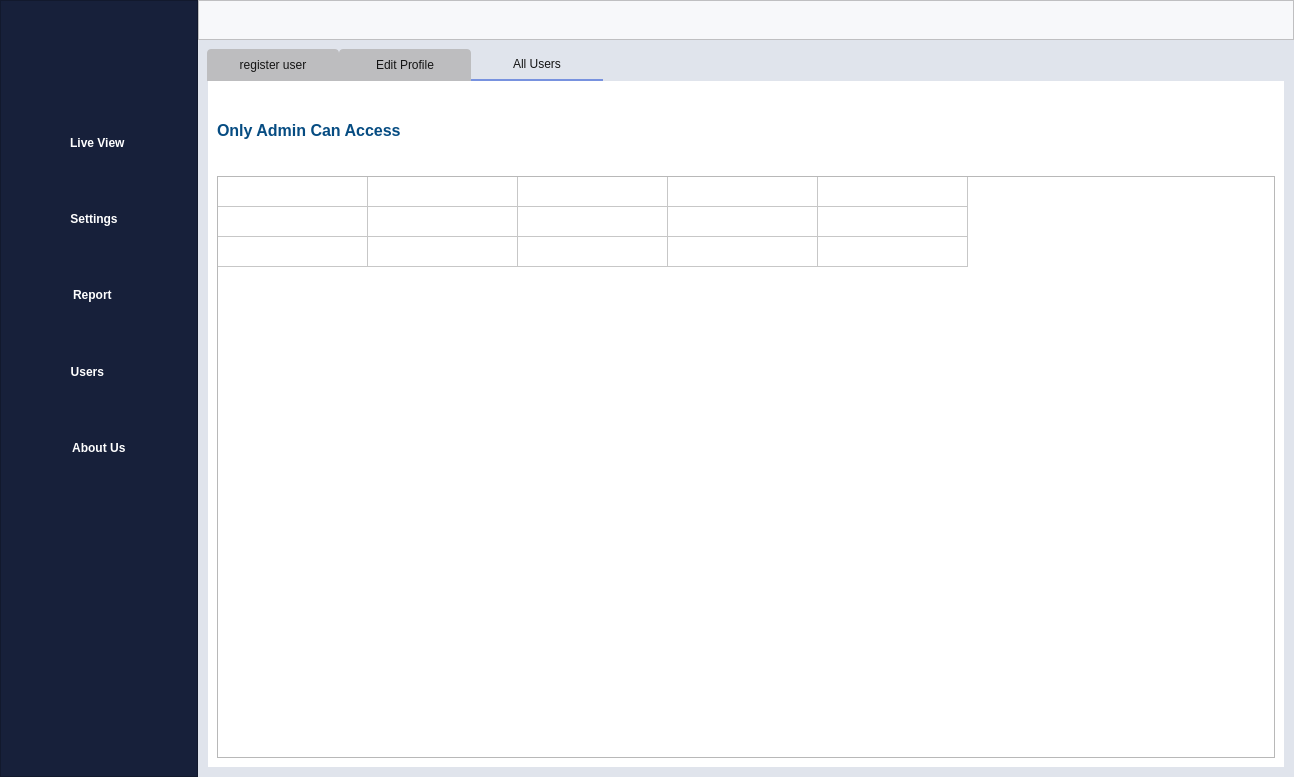
DORSA-co/MSC_Conveyor, file UIFiles/main_UI.ui: the form before one commit.
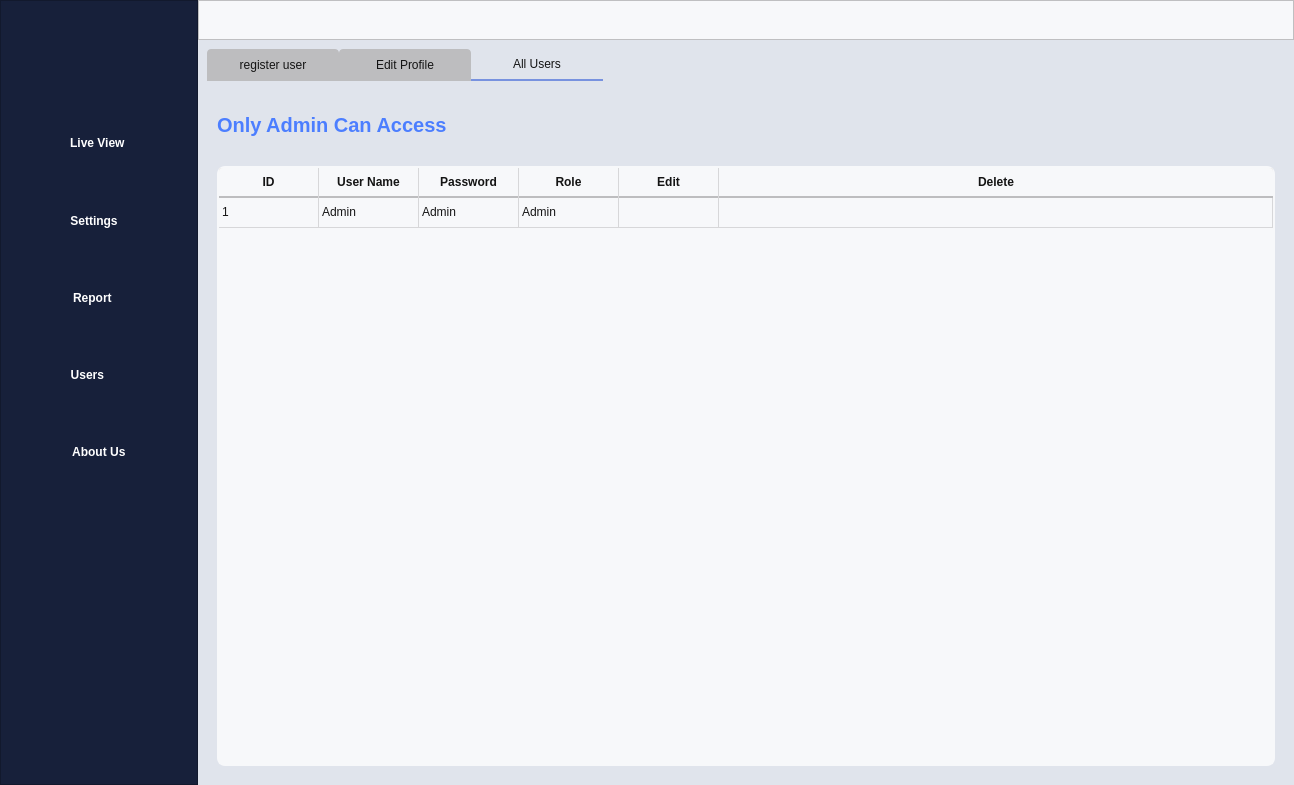
The form after the commit. The open tabs and pages were chosen to show the change. Icons and pictures are not drawn. Custom widgets are drawn as their Qt base class.

Commit message: edit table and line edit stylesheets, edit multistep in algorithm page

```diff
--- a/UIFiles/main_UI.ui
+++ b/UIFiles/main_UI.ui
@@ -7,7 +7,7 @@
     <x>0</x>
     <y>0</y>
     <width>1294</width>
-    <height>777</height>
+    <height>785</height>
    </rect>
   </property>
   <property name="windowTitle">
@@ -28,6 +28,22 @@
 
 /************************************************************/
 
+QLineEdit {
+  	border:1px solid #E0E4EC;
+	background-color: #F7F8FA;
+	border-radius: 10px;
+	padding-left: 15px;
+	min-height: 25px;
+	min-width: 70px;
+	font-size: 16px;
+}
+
+QLineEdit:focus {
+	border-bottom: 2px solid #7892DF;
+}
+
+/************************************************************/
+
 QSpinBox, QDoubleSpinBox  
 {
 	background-color: transparent;
@@ -149,6 +165,61 @@
 
 /************************************************************/
 
+QTableWidget {
+    background-color: #F7F8FA;
+	gridline-color: #D7D7D9;
+	color: rgb(20, 20, 20);
+	border: 2px solid #F7F8FA;
+	border-radius: 8px;
+}
+
+QHeaderView::section {
+    background-color: #F7F8FA;
+    padding: 5px;
+	border-top-left-radius: 0px;
+	border-bottom: 2px solid #BDBDBF;
+	border-right: 1px solid #D7D7D9;
+	font-weight: bold;
+	color: rgb(20, 20, 20);
+}
+
+QHeaderView::section:first {
+   border-top-left-radius: 4px;
+	border-left: None;
+}
+
+QHeaderView::section:last {
+   border-top-right-radius: 4px;
+	border-right: None;
+}
+
+QTableWidget::item:selected {
+    background-color: #E0E4EC;
+	color: rgb(20, 20, 20);
+}
+
+QTableWidget::item:hover {
+    background-color: #D7D7D9;
+}
+
+QHeaderView::up-arrow {
+	
+	image: url(:/general_icons/icons/general_icons/table_sort_icon.png);
+}
+
+QScrollBar:horizontal, QScrollBar:vertical {
+    border: 1px solid #BDBDBF;
+    background: #BDBDBF;
+    height: 4px;
+}
+
+QScrollBar::handle:horizontal, QScrollBar::handle:vertical {
+    background: #646466;
+}
+
+
+/************************************************************/
+
 QComboBox
 {
 	border:1px solid #E0E4EC;
@@ -229,25 +300,23 @@
 	background-color: #E0E4EC;
 }
 
-#camera_tab .QFrame{
+#camera_tab .QFrame, #algorithm_stackedWidget .QFrame{
 	background-color: #F7F8FA;
 	border:1px solid #D7D7D9;
 }
 
-#connect_camera_btn, #disconnect_camera_btn{
-	background-color: transparent;
-	border:1px solid #D7D7D9;
-	border-radius: 10px;
+#connect_camera_switch::indicator{
+	border: None;
 }
 
-#connect_camera_btn:hover, #disconnect_camera_btn:hover{
-	border-bottom: 2px solid #7892DF;
-}
-
-#save_camera_settings, #save_algorithm_setting{
+#save_camera_settings, #save_algorithm_settings{
 	background-color: qlineargradient(spread:pad, x1:0, y1:0.505682, x2:1, y2:0.477, stop:0 #1F2A4D, stop:1 #7E84A2);
 	color: rgba(255, 255, 255, 210);
 	border-radius: 5px;
+	min-width: 270;
+	max-width: 270;
+	min-height: 40;
+	max-height: 40;
 }
 
 #save_camera_settings:hover, #save_algorithm_setting:hover{
@@ -259,34 +328,12 @@
 	padding-top: 5px;
 }
 
-#algorithm_stackedWidget .QFrame{
-	background-color: #F7F8FA;
-	border:1px solid #D7D7D9;
-}
-
-#step1_settings_frame .QLabel{
+#step1_settings_frame .QLabel, #step2_settings_frame .QLabel, #step3_settings_frame .QLabel
+{
 	font-weight: bold;
 }
 
-#step1_label{
-	font-size: 26px;
-	color: #4C7EFF;
-}
-
-#step2_settings_frame .QLabel{
-	font-weight: bold;
-}
-
-#step2_label{
-	font-size: 26px;
-	color: #4C7EFF;
-}
-
-#step3_settings_frame .QLabel{
-	font-weight: bold;
-}
-
-#step3_label{
+#step1_label, #step2_label, #step3_label{
 	font-size: 26px;
 	color: #4C7EFF;
 }
@@ -296,23 +343,31 @@
 }
 
 #show_steps_frame .QPushButton{
-	background-color: #4C7EFF;
-	border:1px solid #D7D7D9;
-	border-radius: 35px;
-	min-width: 70px;
-	max-width: 70px;
-	min-height: 70px;
-	max-heigth: 70px;
+	background-color: transparent;
+	border:5px solid #7E84A2;
+	border-radius: 32px;
+	min-width: 55px;
+	max-width: 55px;
+	min-height: 55px;
+	max-height: 55px;
 	font-size: 24px;
-	color: rgb(200, 200, 200);
+	color: rgb(20, 20, 20);
 	font-weight: bold;
 }
 
 
+#show_steps_frame .QFrame{
+	border: 2px solid #7E84A2;
+	min-height: 0px;
+	max-height: 0px;
+}
 
-
-
-</string>
+#userspage_user_heading_lbl{
+	font-weight: bold;
+	font-size: 20px;
+	color: #4C7EFF;
+	min-height: 70px;
+}</string>
    </property>
    <layout class="QHBoxLayout" name="horizontalLayout" stretch="0,0">
     <property name="spacing">
@@ -3158,14 +3213,7 @@
           <item>
            <widget class="QTabWidget" name="user_tabs">
             <property name="styleSheet">
-             <string notr="true">#all_users_tab,
-#user_profile_tab,
-#user_register_tab
-{
-	
-	background-color: #ffffff;
-
-}</string>
+             <string notr="true"/>
             </property>
             <property name="currentIndex">
              <number>0</number>
@@ -3891,11 +3939,7 @@
               <item>
                <widget class="QLabel" name="userspage_user_heading_lbl">
                 <property name="styleSheet">
-                 <string notr="true">font-size: 16px;
-font-weight: bold;
-color: rgb(6, 76, 130);
-min-height: 80px;
-max-height: 80px;</string>
+                 <string notr="true"/>
                 </property>
                 <property name="text">
                  <string>Only Admin Can Access</string>
@@ -3904,89 +3948,108 @@
               </item>
               <item>
                <widget class="QTableWidget" name="userpage_all_users_table">
-                <property name="autoFillBackground">
-                 <bool>false</bool>
-                </property>
                 <property name="styleSheet">
-                 <string notr="true">
-QHeaderView::section {
-    background-color:rgb(12, 53, 106);
-	color: #ffffff;
-    padding: 4px;
-    font-size: 10pt;
-    border-style: none;
-    border-bottom: 1px solid #fffff8;
-    border-right: 1px solid #fffff8;
-}
-
-QHeaderView::section:horizontal
-{
-    border-top: 1px solid #fffff8;
-}
-
-QHeaderView::section:vertical
-{
-    border: 1px solid #fffff8;
-}
-
-</string>
-                </property>
-                <property name="frameShape">
-                 <enum>QFrame::StyledPanel</enum>
-                </property>
-                <property name="frameShadow">
-                 <enum>QFrame::Raised</enum>
-                </property>
-                <property name="sizeAdjustPolicy">
-                 <enum>QAbstractScrollArea::AdjustToContents</enum>
+                 <string notr="true"/>
                 </property>
                 <property name="editTriggers">
                  <set>QAbstractItemView::NoEditTriggers</set>
                 </property>
-                <property name="defaultDropAction">
-                 <enum>Qt::IgnoreAction</enum>
+                <property name="showGrid">
+                 <bool>true</bool>
                 </property>
-                <property name="alternatingRowColors">
-                 <bool>false</bool>
-                </property>
-                <property name="selectionMode">
-                 <enum>QAbstractItemView::NoSelection</enum>
-                </property>
-                <property name="selectionBehavior">
-                 <enum>QAbstractItemView::SelectRows</enum>
-                </property>
-                <property name="textElideMode">
-                 <enum>Qt::ElideMiddle</enum>
+                <property name="gridStyle">
+                 <enum>Qt::SolidLine</enum>
                 </property>
                 <property name="sortingEnabled">
-                 <bool>false</bool>
+                 <bool>true</bool>
                 </property>
-                <property name="cornerButtonEnabled">
+                <property name="wordWrap">
                  <bool>true</bool>
                 </property>
-                <property name="rowCount">
-                 <number>3</number>
-                </property>
-                <property name="columnCount">
-                 <number>5</number>
-                </property>
-                <attribute name="horizontalHeaderVisible">
-                 <bool>false</bool>
+                <attribute name="horizontalHeaderMinimumSectionSize">
+                 <number>57</number>
                 </attribute>
-                <attribute name="horizontalHeaderDefaultSectionSize">
-                 <number>150</number>
+                <attribute name="horizontalHeaderShowSortIndicator" stdset="0">
+                 <bool>true</bool>
+                </attribute>
+                <attribute name="horizontalHeaderStretchLastSection">
+                 <bool>true</bool>
                 </attribute>
                 <attribute name="verticalHeaderVisible">
                  <bool>false</bool>
                 </attribute>
-                <row/>
-                <row/>
-                <row/>
-                <column/>
-                <column/>
-                <column/>
-                <column/>
-                <column/>
+                <attribute name="verticalHeaderCascadingSectionResizes">
+                 <bool>false</bool>
+                </attribute>
+                <row>
+                 <property name="text">
+                  <string>New Row</string>
+                 </property>
+                </row>
+                <column>
+                 <property name="text">
+                  <string>ID</string>
+                 </property>
+                </column>
+                <column>
+                 <property name="text">
+                  <string>User Name</string>
+                 </property>
+                </column>
+                <column>
+                 <property name="text">
+                  <string>Password</string>
+                 </property>
+                </column>
+                <column>
+                 <property name="text">
+                  <string>Role</string>
+                 </property>
+                </column>
+                <column>
+                 <property name="text">
+                  <string>Edit</string>
+                 </property>
+                </column>
+                <column>
+                 <property name="text">
+                  <string>Delete</string>
+                 </property>
+                </column>
+                <item row="0" column="0">
+                 <property name="text">
+                  <string>1</string>
+                 </property>
+                </item>
+                <item row="0" column="1">
+                 <property name="text">
+                  <string>Admin</string>
+                 </property>
+                </item>
+                <item row="0" column="2">
+                 <property name="text">
+                  <string>Admin</string>
+                 </property>
+                </item>
+                <item row="0" column="3">
+                 <property name="text">
+                  <string>Admin</string>
+                 </property>
+                </item>
+                <item row="0" column="4">
+                 <property name="text">
+                  <string/>
+                 </property>
+                 <property name="background">
+                  <brush brushstyle="NoBrush">
+                   <color alpha="255">
+                    <red>0</red>
+                    <green>0</green>
+                    <blue>0</blue>
+                   </color>
+                  </brush>
+                 </property>
+                </item>
                </widget>
               </item>
              </layout>
```
Left out of the diff: 182 changed lines with no effect on the pictures. The commit also changes 36 other files.
